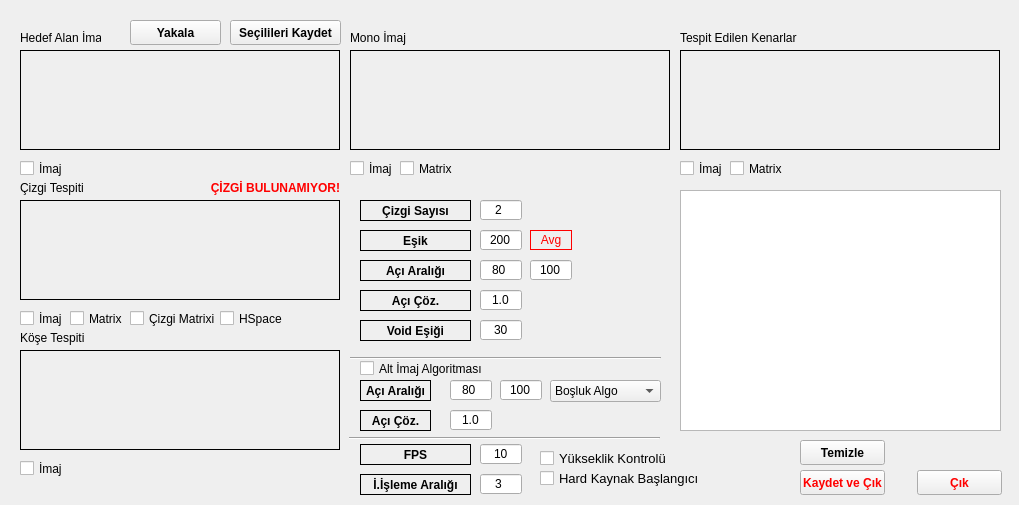
alikanarya/JTW, file setupform.ui: the form before one commit.
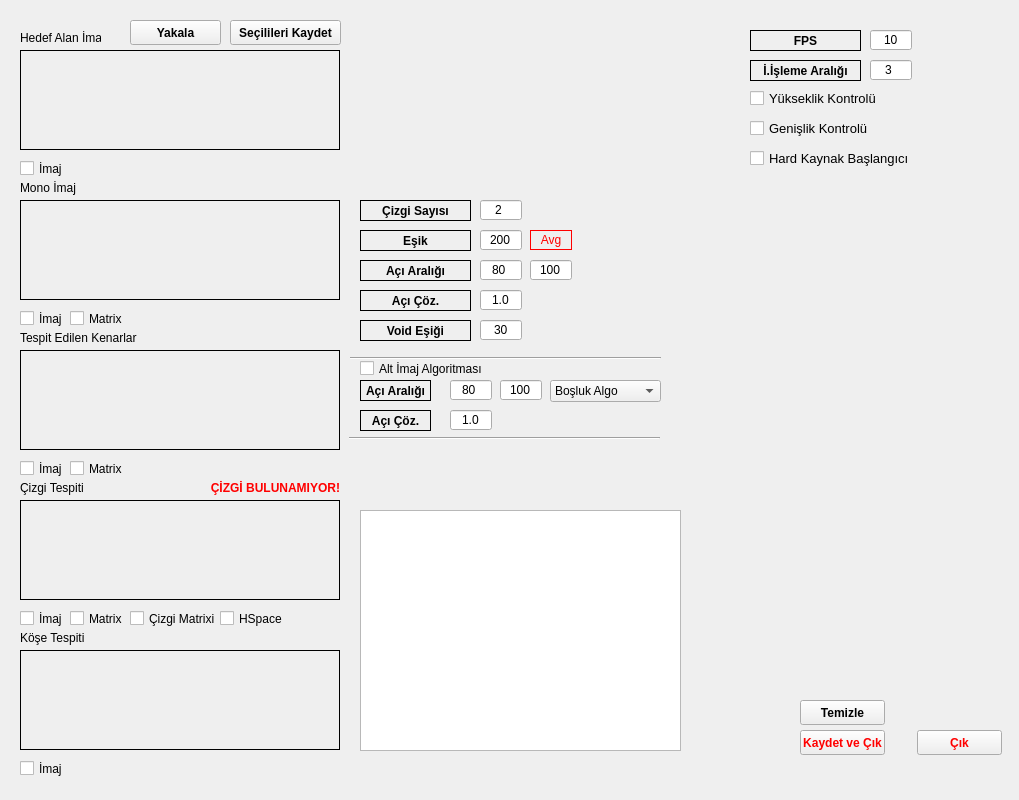
The form after the commit. Icons and pictures are not drawn.

```diff
--- a/setupform.ui
+++ b/setupform.ui
@@ -10,7 +10,7 @@
     <x>0</x>
     <y>0</y>
     <width>1019</width>
-    <height>505</height>
+    <height>800</height>
    </rect>
   </property>
   <property name="sizePolicy">
@@ -22,13 +22,13 @@
   <property name="minimumSize">
    <size>
     <width>1019</width>
-    <height>505</height>
+    <height>800</height>
    </size>
   </property>
   <property name="maximumSize">
    <size>
     <width>1019</width>
-    <height>505</height>
+    <height>800</height>
    </size>
   </property>
   <property name="contextMenuPolicy">
@@ -60,8 +60,8 @@
   <widget class="QLabel" name="labelMono">
    <property name="geometry">
     <rect>
-     <x>350</x>
-     <y>50</y>
+     <x>20</x>
+     <y>200</y>
      <width>320</width>
      <height>100</height>
     </rect>
@@ -76,8 +76,8 @@
   <widget class="QLabel" name="labelEdge">
    <property name="geometry">
     <rect>
-     <x>680</x>
-     <y>50</y>
+     <x>20</x>
+     <y>350</y>
      <width>320</width>
      <height>100</height>
     </rect>
@@ -93,7 +93,7 @@
    <property name="geometry">
     <rect>
      <x>20</x>
-     <y>200</y>
+     <y>500</y>
      <width>320</width>
      <height>100</height>
     </rect>
@@ -109,7 +109,7 @@
    <property name="geometry">
     <rect>
      <x>20</x>
-     <y>350</y>
+     <y>650</y>
      <width>320</width>
      <height>100</height>
     </rect>
@@ -137,8 +137,8 @@
   <widget class="QLabel" name="label_2">
    <property name="geometry">
     <rect>
-     <x>350</x>
-     <y>30</y>
+     <x>20</x>
+     <y>180</y>
      <width>111</width>
      <height>16</height>
     </rect>
@@ -150,8 +150,8 @@
   <widget class="QLabel" name="label_3">
    <property name="geometry">
     <rect>
-     <x>680</x>
-     <y>30</y>
+     <x>20</x>
+     <y>330</y>
      <width>141</width>
      <height>16</height>
     </rect>
@@ -164,7 +164,7 @@
    <property name="geometry">
     <rect>
      <x>20</x>
-     <y>180</y>
+     <y>480</y>
      <width>81</width>
      <height>16</height>
     </rect>
@@ -177,7 +177,7 @@
    <property name="geometry">
     <rect>
      <x>20</x>
-     <y>330</y>
+     <y>630</y>
      <width>91</width>
      <height>16</height>
     </rect>
@@ -221,8 +221,8 @@
   <widget class="QCheckBox" name="checkSaveMono">
    <property name="geometry">
     <rect>
-     <x>350</x>
-     <y>160</y>
+     <x>20</x>
+     <y>310</y>
      <width>71</width>
      <height>17</height>
     </rect>
@@ -234,8 +234,8 @@
   <widget class="QCheckBox" name="checkSaveEdge">
    <property name="geometry">
     <rect>
-     <x>680</x>
-     <y>160</y>
+     <x>20</x>
+     <y>460</y>
      <width>71</width>
      <height>17</height>
     </rect>
@@ -248,7 +248,7 @@
    <property name="geometry">
     <rect>
      <x>20</x>
-     <y>310</y>
+     <y>610</y>
      <width>71</width>
      <height>17</height>
     </rect>
@@ -261,7 +261,7 @@
    <property name="geometry">
     <rect>
      <x>20</x>
-     <y>460</y>
+     <y>760</y>
      <width>71</width>
      <height>17</height>
     </rect>
@@ -273,8 +273,8 @@
   <widget class="QCheckBox" name="checkSaveMonoMatrix">
    <property name="geometry">
     <rect>
-     <x>400</x>
-     <y>160</y>
+     <x>70</x>
+     <y>310</y>
      <width>81</width>
      <height>17</height>
     </rect>
@@ -286,8 +286,8 @@
   <widget class="QCheckBox" name="checkSaveEdgeMatrix">
    <property name="geometry">
     <rect>
-     <x>730</x>
-     <y>160</y>
+     <x>70</x>
+     <y>460</y>
      <width>81</width>
      <height>17</height>
     </rect>
@@ -300,7 +300,7 @@
    <property name="geometry">
     <rect>
      <x>70</x>
-     <y>310</y>
+     <y>610</y>
      <width>81</width>
      <height>17</height>
     </rect>
@@ -332,7 +332,7 @@
    <property name="geometry">
     <rect>
      <x>130</x>
-     <y>310</y>
+     <y>610</y>
      <width>101</width>
      <height>17</height>
     </rect>
@@ -345,7 +345,7 @@
    <property name="geometry">
     <rect>
      <x>220</x>
-     <y>310</y>
+     <y>610</y>
      <width>81</width>
      <height>17</height>
     </rect>
@@ -471,7 +471,7 @@
    <property name="geometry">
     <rect>
      <x>200</x>
-     <y>180</y>
+     <y>480</y>
      <width>140</width>
      <height>16</height>
     </rect>
@@ -602,8 +602,8 @@
   <widget class="QPlainTextEdit" name="plainTextEdit">
    <property name="geometry">
     <rect>
-     <x>680</x>
-     <y>190</y>
+     <x>360</x>
+     <y>510</y>
      <width>321</width>
      <height>241</height>
     </rect>
@@ -668,7 +668,7 @@
    <property name="geometry">
     <rect>
      <x>800</x>
-     <y>470</y>
+     <y>730</y>
      <width>85</width>
      <height>25</height>
     </rect>
@@ -690,7 +690,7 @@
    <property name="geometry">
     <rect>
      <x>917</x>
-     <y>470</y>
+     <y>730</y>
      <width>85</width>
      <height>25</height>
     </rect>
@@ -712,7 +712,7 @@
    <property name="geometry">
     <rect>
      <x>800</x>
-     <y>440</y>
+     <y>700</y>
      <width>85</width>
      <height>25</height>
     </rect>
@@ -876,8 +876,8 @@
   <widget class="QLabel" name="label_13">
    <property name="geometry">
     <rect>
-     <x>360</x>
-     <y>444</y>
+     <x>750</x>
+     <y>30</y>
      <width>111</width>
      <height>21</height>
     </rect>
@@ -901,8 +901,8 @@
   <widget class="QLabel" name="label_14">
    <property name="geometry">
     <rect>
-     <x>360</x>
-     <y>474</y>
+     <x>750</x>
+     <y>60</y>
      <width>111</width>
      <height>21</height>
     </rect>
@@ -926,8 +926,8 @@
   <widget class="QLineEdit" name="editIPI">
    <property name="geometry">
     <rect>
-     <x>480</x>
-     <y>474</y>
+     <x>870</x>
+     <y>60</y>
      <width>42</width>
      <height>20</height>
     </rect>
@@ -948,8 +948,8 @@
   <widget class="QLineEdit" name="editFPS">
    <property name="geometry">
     <rect>
-     <x>480</x>
-     <y>444</y>
+     <x>870</x>
+     <y>30</y>
      <width>42</width>
      <height>20</height>
     </rect>
@@ -987,8 +987,8 @@
   <widget class="QCheckBox" name="zctrlBox">
    <property name="geometry">
     <rect>
-     <x>540</x>
-     <y>450</y>
+     <x>750</x>
+     <y>90</y>
      <width>131</width>
      <height>17</height>
     </rect>
@@ -1007,8 +1007,8 @@
   <widget class="QCheckBox" name="hardControlStartBox">
    <property name="geometry">
     <rect>
-     <x>540</x>
-     <y>470</y>
+     <x>750</x>
+     <y>150</y>
      <width>161</width>
      <height>17</height>
     </rect>
@@ -1024,6 +1024,26 @@
     <string>Hard Kaynak Başlangıcı</string>
    </property>
   </widget>
+  <widget class="QCheckBox" name="widthControlBox">
+   <property name="geometry">
+    <rect>
+     <x>750</x>
+     <y>120</y>
+     <width>161</width>
+     <height>17</height>
+    </rect>
+   </property>
+   <property name="font">
+    <font>
+     <pointsize>10</pointsize>
+     <weight>50</weight>
+     <bold>false</bold>
+    </font>
+   </property>
+   <property name="text">
+    <string>Genişlik Kontrolü</string>
+   </property>
+  </widget>
  </widget>
  <resources>
   <include location="icons.qrc"/>
```
Left out of the diff: 36 changed lines with no effect on the pictures.
